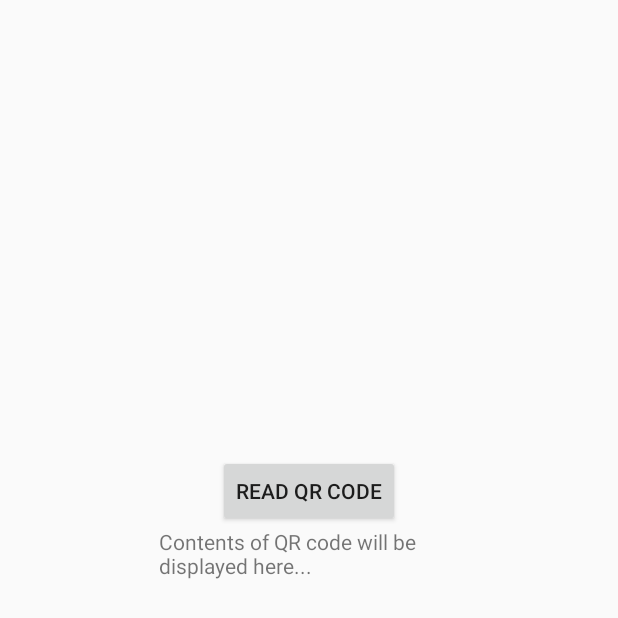
After one commit to LeonArcher/cryptochat, an Android app: the layout activity_qr_code.xml on its own in the app's theme, with its tools: preview values and no code run, on a phone screen of 412 x 824 dp. The commit adds this screen. Shown: the top 618 px of the screen. Run offline under Robolectric (Android 15) with nearby library versions, the phone set to English and light mode, and no system bars.

Commit message:
QR code activity study task implemented.

```diff
--- a/app/src/main/java/com/streamdata/apps/cryptochat/MainActivity.java
+++ b/app/src/main/java/com/streamdata/apps/cryptochat/MainActivity.java
@@ -11,7 +11,7 @@ public class MainActivity extends AppCompatActivity {
         super.onCreate(savedInstanceState);
         setContentView(R.layout.activity_main);
 
-        Intent intent = new Intent(this, MessageListActivity.class);
+        Intent intent = new Intent(this, QrCodeActivity.class);
 
         startActivity(intent);
     }
--- /dev/null
+++ b/app/src/main/res/layout/activity_qr_code.xml
@@ -0,0 +1,31 @@
+<?xml version="1.0" encoding="utf-8"?>
+<LinearLayout xmlns:android="http://schemas.android.com/apk/res/android"
+    xmlns:tools="http://schemas.android.com/tools"
+    android:layout_width="match_parent"
+    android:layout_height="match_parent"
+    android:paddingBottom="@dimen/activity_vertical_margin"
+    android:paddingLeft="@dimen/activity_horizontal_margin"
+    android:paddingRight="@dimen/activity_horizontal_margin"
+    android:paddingTop="@dimen/activity_vertical_margin"
+    tools:context="com.streamdata.apps.cryptochat.QrCodeActivity"
+    android:orientation="vertical"
+    android:weightSum="1"
+    android:gravity="center">
+
+    <Button
+        android:id="@+id/readQrCodeButton"
+        android:layout_weight="0"
+        android:layout_width="wrap_content"
+        android:layout_height="wrap_content"
+        android:text="Read QR code"
+        android:layout_gravity="center_horizontal" />
+
+    <TextView
+        android:layout_width="200dp"
+        android:layout_height="wrap_content"
+        android:text="Contents of QR code will be displayed here..."
+        android:id="@+id/qrCodeContentsView"
+        android:layout_gravity="center_horizontal"
+        android:layout_weight="0.19" />
+
+</LinearLayout>
```
Also changed, not shown: app/src/main/AndroidManifest.xml (+5 -4 lines), app/src/main/java/com/streamdata/apps/cryptochat/QrCodeActivity.java (added, +91 -0 lines).
